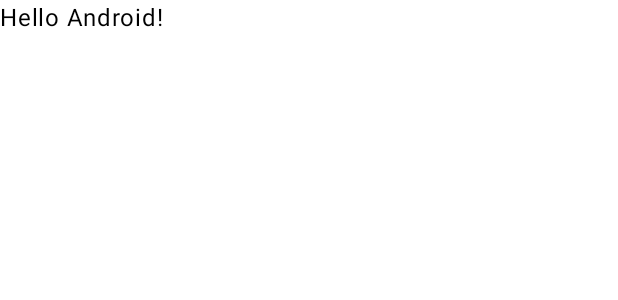
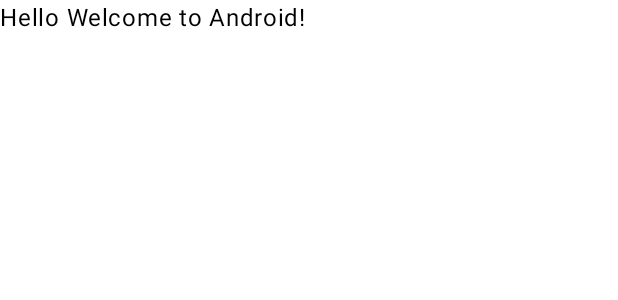
Before and after one commit to komal28/ActivityLifeCycle, an Android app built with Jetpack Compose: the @Preview function GreetingPreview, on a phone screen of 412 x 824 dp. Shown: the top 300 px of the screen. Run offline under Robolectric (Android 15) with nearby library versions, the phone set to English and light mode, and no system bars.

Commit message:
Activity Lifecycle Jetpack Compose 1st Commit

```diff
--- a/app/src/main/java/com/activitylifecycle/MainActivity.kt
+++ b/app/src/main/java/com/activitylifecycle/MainActivity.kt
@@ -32,7 +32,7 @@ class MainActivity : ComponentActivity() {
 @Composable
 fun Greeting(name: String, modifier: Modifier = Modifier) {
     Text(
-        text = "Hello $name!",
+        text = "Hello Welcome to $name!",
         modifier = modifier
     )
 }
```
